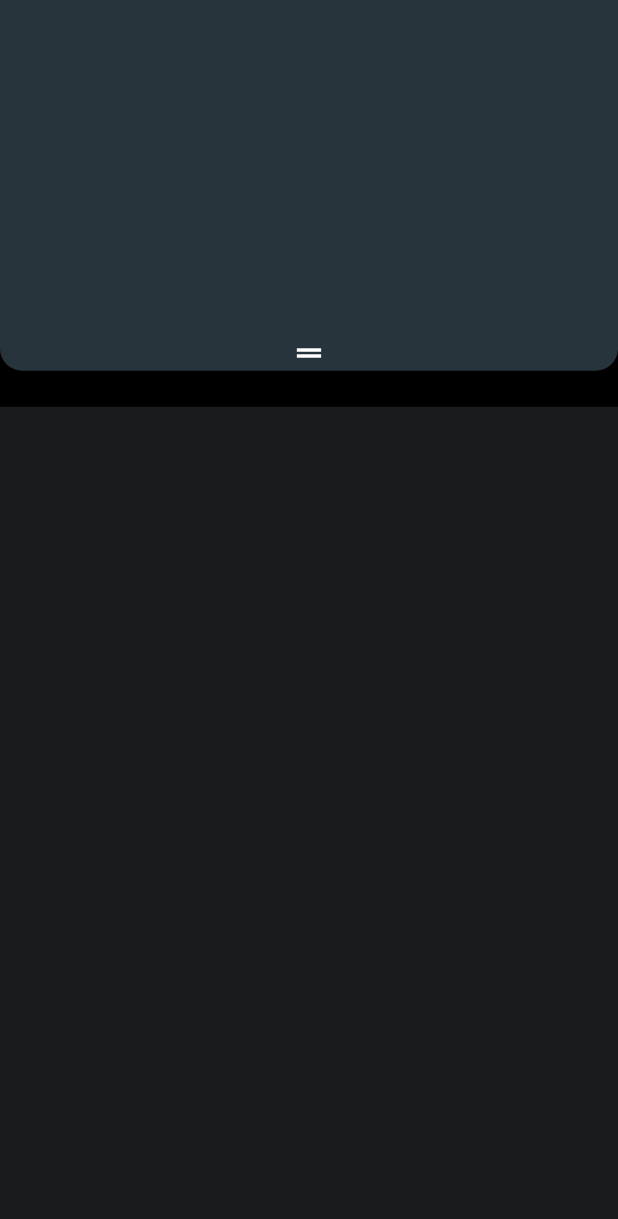
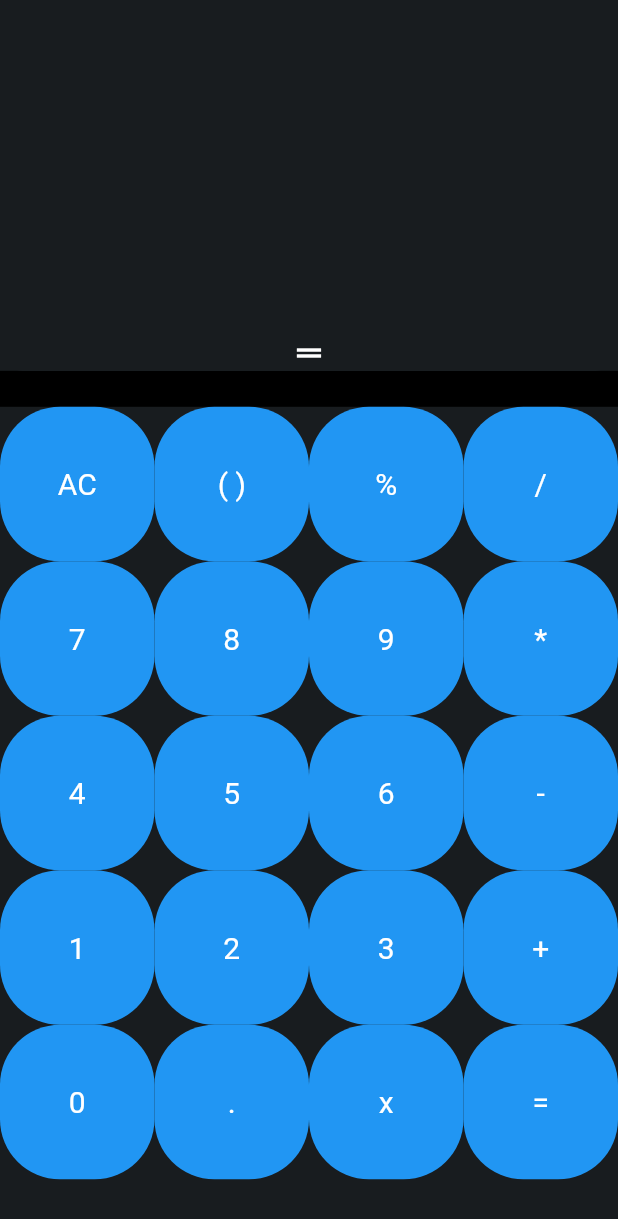
Before and after one commit to sigmapie8/android_calculator, a Flutter app: the screen it shows after launch, on a phone screen of 412 x 824 dp. Shown: the top 1219 px of the screen. Run offline on Flutter 3.47's test engine with Material 3 defaults, Android fonts, the phone set to English and light mode, and no system bars.

Commit message:
Resolve Merge conflicts

```diff
--- a/lib/main.dart
+++ b/lib/main.dart
@@ -2,6 +2,7 @@ import 'package:android_calculator/controller/calculatorController.dart';
 import 'package:android_calculator/widgets/button_area.dart';
 import 'package:android_calculator/widgets/equation_area.dart';
 import 'package:flutter/material.dart';
+import 'package:provider/provider.dart';
 
 void main() {
   runApp(const MainApp());
@@ -12,14 +13,32 @@ class MainApp extends StatelessWidget {
 
   @override
   Widget build(BuildContext context) {
-    return MaterialApp(
+    return MultiProvider(
+      providers: [
+        ChangeNotifierProvider(create: (_) => CalculatorController()),
+      ],
+      child: MaterialApp(
+        debugShowCheckedModeBanner: false,
         theme: ThemeData(
+          useMaterial3: false,
             primaryColor: const Color(0xFF27343C),
             textTheme: const TextTheme(
                 displaySmall: TextStyle(
               color: Color(0xFFD5E4EC),
             ))),
-      home: Scaffold(
+        home: const Sample(), // Sample MainPage Test1 ButtonScreen
+
+      ),
+    );
+  }
+}
+
+class Sample extends StatelessWidget {
+  const Sample({super.key});
+
+  @override
+  Widget build(BuildContext context) {
+    return Scaffold(
       backgroundColor: Colors.black,
       body: SafeArea(
         child: SingleChildScrollView(
@@ -34,7 +53,7 @@ class MainApp extends StatelessWidget {
             ],
           ),
         ),
-          )),
+      ),
     );
   }
 }
--- /dev/null
+++ b/lib/utility/colors.dart
@@ -0,0 +1,14 @@
+import 'package:flutter/material.dart';
+
+class ColorPalette {
+  ColorPalette._();
+
+  static const Color section1Color = Color(0xFF212A31);
+  static const Color section2Color = Color(0xFF111217);
+  static const Color section3Color = Color(0xFF181C1F);
+  static const Color numberColor = Color(0xFFE1E1E5);
+  static const Color clearColor = Color(0xFF494263);
+  static const Color equalColor = Color(0xFF004D6B);
+  static const Color buttonColor = Color(0xFF1D2528);
+
+}
--- /dev/null
+++ b/lib/view/buttons_screen.dart
@@ -0,0 +1,58 @@
+import 'package:android_calculator/widgets/button_widget.dart';
+import 'package:flutter/material.dart';
+
+class ButtonScreen extends StatefulWidget {
+  const ButtonScreen({super.key});
+
+  @override
+  State<ButtonScreen> createState() => _ButtonScreenState();
+}
+
+class _ButtonScreenState extends State<ButtonScreen> {
+  @override
+  Widget build(BuildContext context) {
+    return Scaffold(
+      body: SafeArea(
+        child: Column(
+          mainAxisAlignment: MainAxisAlignment.end,
+          children: [
+          //  const ButtonWidget(number: "AC"),
+            Container(
+              //alignment: Alignment.bottomCenter,
+             // padding: const EdgeInsets.all(2),
+              // margin: const EdgeInsets.only(top: 50),
+              color: Colors.green,
+              child: const SizedBox(height: 400, child: MyGridView()),
+            ),
+          ],
+        ),
+      ),
+    );
+  }
+}
+
+class MyGridView extends StatelessWidget {
+  const MyGridView({super.key});
+
+  static const List<String> buttonNames = ["AC", "( )", "%", "/", "7", "8", "9", "*", "4", "5", "6", "-", "1", "2", "3", "+", "0", ".", "x", "="];
+
+  @override
+  Widget build(BuildContext context) {
+    return GridView.count(
+      crossAxisCount: 4,
+      // Number of columns in the grid
+      // crossAxisSpacing: 4.0,
+      // Spacing between columns
+      // mainAxisSpacing: 4.0,
+      // Spacing between rows
+      // padding: const EdgeInsets.all(10.0),
+      // Padding around the grid
+      children: List.generate(
+        buttonNames.length,
+        (index) {
+          return NewButton(number: buttonNames[index]);
+        },
+      ),
+    );
+  }
+}
--- a/lib/widgets/button_area.dart
+++ b/lib/widgets/button_area.dart
@@ -1,3 +1,4 @@
+import 'package:android_calculator/view/buttons_screen.dart';
 import 'package:flutter/material.dart';
 
 class ButtonArea extends StatelessWidget {
@@ -12,6 +13,7 @@ class ButtonArea extends StatelessWidget {
           ? MediaQuery.sizeOf(context).height * 0.5
           : MediaQuery.sizeOf(context).height * 0.7,
       decoration: const BoxDecoration(color: Color(0xFF181C1F)),
+      child: const SizedBox(height: 400, child: MyGridView()),
     );
   }
 }
--- /dev/null
+++ b/lib/widgets/button_widget.dart
@@ -0,0 +1,136 @@
+import 'package:android_calculator/controller/calculatorController.dart';
+import 'package:android_calculator/utility/colors.dart';
+import 'package:flutter/material.dart';
+import 'package:provider/provider.dart';
+
+
+
+class NewButton extends StatelessWidget {
+  const NewButton({super.key, required this.number});
+  final String number;
+  @override
+  Widget build(BuildContext context) {
+    return ButtonTheme(
+      height: 40,
+      child: TextButton(onPressed: (){},
+        style: ButtonStyle(
+          backgroundColor: MaterialStateProperty.all<Color>(Colors.blue),
+          foregroundColor: MaterialStateProperty.all<Color>(Colors.white),
+          textStyle: MaterialStateProperty.all<TextStyle>(
+            const TextStyle(fontSize: 20),
+          ),
+          // padding: MaterialStateProperty.all<EdgeInsets>(
+          //   const EdgeInsets.symmetric(vertical: 12, horizontal: 24),
+          // ),
+          shape: MaterialStateProperty.all<RoundedRectangleBorder>(
+            RoundedRectangleBorder(
+              borderRadius: BorderRadius.circular(40.0),
+            ),
+          ),
+        ),
+        child: Padding(
+          padding: const EdgeInsets.symmetric(horizontal: 0, vertical: 4),
+          child: Text(number,),
+        ),),
+    );
+  }
+}
+
+// style: TextStyle(
+//           fontSize: 20,
+//           color: Colors.white.withOpacity(0.9),
+//         )
+
+class ButtonWidget extends StatelessWidget {
+  const ButtonWidget({super.key, required this.number});
+
+  final String number;
+
+  @override
+  Widget build(BuildContext context) {
+    return Container(
+      // width: 80,
+      // height: 58,
+      padding: const EdgeInsets.symmetric(horizontal: 5),
+      alignment: Alignment.center,
+      decoration:  const ShapeDecoration(
+        color: Colors.grey,
+        shape: StadiumBorder( side: BorderSide(color: ColorPalette.equalColor, )),
+        // border: StadiumBorder(),
+        // borderRadius: BorderRadius.all(Radius.circular(34)),
+      ),
+      child: Text(
+        number,
+        textAlign: TextAlign.center,
+        style: TextStyle(
+          fontSize: 20,
+          color: Colors.white.withOpacity(0.9),
+        ),
+      ),
+    );
+  }
+}
+
+class Button2 extends StatelessWidget {
+  const Button2({super.key, required this.number});
+
+  final String number;
+
+  Color? getBGColor({required String value}) {
+
+    if(value == "AC"){
+      return ColorPalette.clearColor;
+    } else if(value == "="){
+      return ColorPalette.equalColor;
+    }
+    return ColorPalette.buttonColor;
+  }
+
+  @override
+  Widget build(BuildContext context) {
+    return InkWell(
+      borderRadius: const BorderRadius.all(Radius.circular(16)),
+      highlightColor: Colors.lightBlueAccent,
+      splashColor: Colors.lightBlueAccent,
+      onTap: () {
+        final CalculatorController calculatorController = Provider.of<CalculatorController>(context, listen: false);
+       // final double? data = calculatorController.evaluateExpression("5*5");
+       //
+       // print("data: $data");
+
+        calculatorController.cal2();
+        // if(number == "="){
+        //   calculatorController.onButtonClick(ButtonType.equals, number);
+        // } else if(number == "+"){
+        //   calculatorController.onButtonClick(ButtonType.addition, number);
+        // } else if(number == "-"){
+        //   calculatorController.onButtonClick(ButtonType.subtraction, number);
+        // } else if(number == "*"){
+        //   calculatorController.onButtonClick(ButtonType.multiplication, number);
+        // } else if(number == "/"){
+        //   calculatorController.onButtonClick(ButtonType.division, number);
+        // } else {
+        //   calculatorController.onButtonClick(ButtonType.number, number);
+        // }
+
+
+        },
+      child: ChoiceChip(
+        selected: true,
+        selectedColor: getBGColor(value: number),
+        label: Container(
+          height: 50,
+          alignment: Alignment.center,
+          child: Text(
+            number,
+            textAlign: TextAlign.center,
+            style: const TextStyle(
+              fontSize: 30,
+              color: Colors.white,
+            ),
+          ),
+        ),
+      ),
+    );
+  }
+}
--- a/lib/widgets/equation_area.dart
+++ b/lib/widgets/equation_area.dart
@@ -1,6 +1,7 @@
 import 'dart:developer';
 
 import 'package:android_calculator/controller/calculatorController.dart';
+import 'package:android_calculator/utility/colors.dart';
 import 'package:flutter/material.dart';
 
 class EquationArea extends StatefulWidget {
@@ -64,7 +65,7 @@ class _EquationAreaState extends State<EquationArea> {
         child: AnimatedContainer(
           duration: const Duration(milliseconds: 200),
           decoration: const BoxDecoration(
-            color: Color(0xFF27343C),
+            color: ColorPalette.section1Color, //Color(0xFF27343C),
             borderRadius: BorderRadius.only(
                 bottomLeft: Radius.circular(15.0),
                 bottomRight: Radius.circular(15.0)),
@@ -76,10 +77,18 @@ class _EquationAreaState extends State<EquationArea> {
             builder: (context, child) {
               return Stack(
                 children: [
-                  Column(
+                  Container(
+                    color: ColorPalette.section3Color,
+                    padding: const EdgeInsets.only(bottom: 20),
+                    child: Column(
                       mainAxisAlignment: MainAxisAlignment.end,
                       children: [
                         // expression area
+                        Row(
+                          mainAxisSize: MainAxisSize.max,
+                          mainAxisAlignment: MainAxisAlignment.end,
+                          crossAxisAlignment: CrossAxisAlignment.start,
+                          children: [
                             SizedBox(
                               child: Text(
                                 widget.calculatorController.expression,
@@ -87,14 +96,25 @@ class _EquationAreaState extends State<EquationArea> {
                                     color: Colors.white, fontSize: 56),
                               ),
                             ),
-                      //result Area
+                          ],
+                        ),
+                        const SizedBox(height: 20),
+                        /// result Area
+                        Row(
+                          mainAxisSize: MainAxisSize.max,
+                          mainAxisAlignment: MainAxisAlignment.end,
+                          crossAxisAlignment: CrossAxisAlignment.start,
+                          children: [
                             Text(
                               widget.calculatorController.result == null
                                   ? ""
                                   : widget.calculatorController.result.toString(),
-                        style: const TextStyle(color: Colors.white),
+                              style: const TextStyle(color: Colors.white, fontSize: 28),
                             ),
                           ],
+                        ),
+                      ],
+                    ),
                   ),
 
                   // dragIcon
```
Lines whose indentation alone changed are shown as unchanged.
